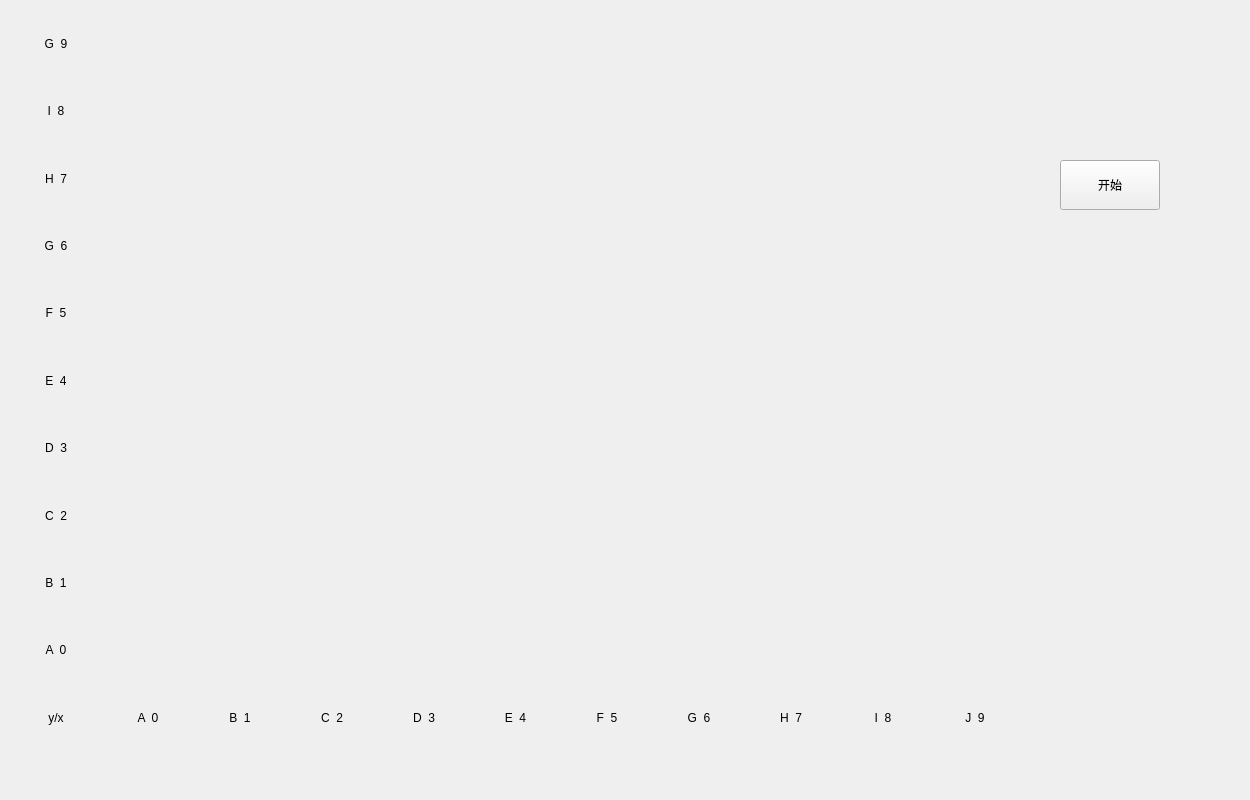
Above: checkers/ui/a.ui from Coffee-Kitty/checker-game before the change. Below: the same form after it.
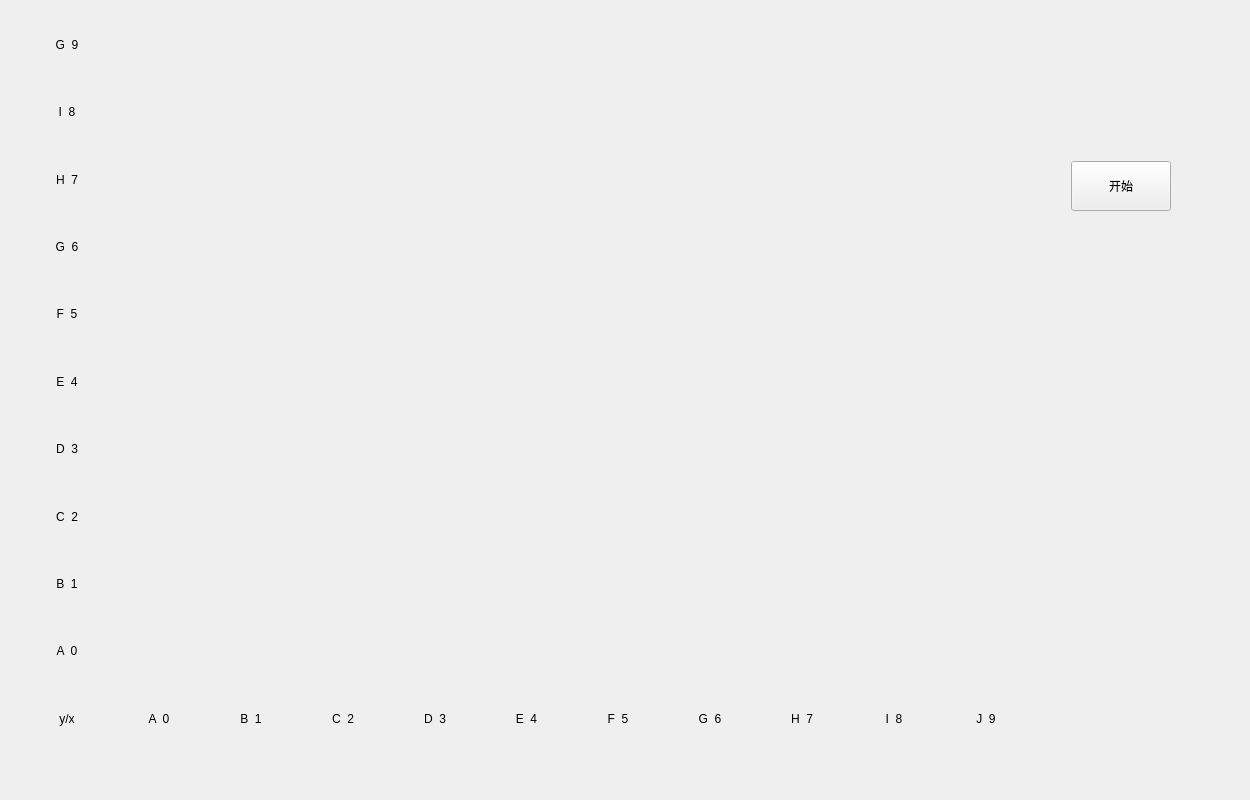
That is the form after the change.

```diff
--- a/checkers/ui/a.ui
+++ b/checkers/ui/a.ui
@@ -19,15 +19,9 @@
   <property name="windowTitle">
    <string>Form</string>
   </property>
+  <layout class="QGridLayout" name="gridLayout_3">
+   <item row="0" column="0">
   <widget class="QWidget" name="widget" native="true">
-   <property name="geometry">
-    <rect>
-     <x>0</x>
-     <y>10</y>
-     <width>1250</width>
-     <height>750</height>
-    </rect>
-   </property>
    <property name="sizePolicy">
     <sizepolicy hsizetype="Expanding" vsizetype="Expanding">
      <horstretch>0</horstretch>
@@ -1003,6 +997,8 @@
     </property>
    </widget>
   </widget>
+   </item>
+  </layout>
  </widget>
  <resources/>
  <connections/>
```
Lines whose indentation alone changed are shown as unchanged.
